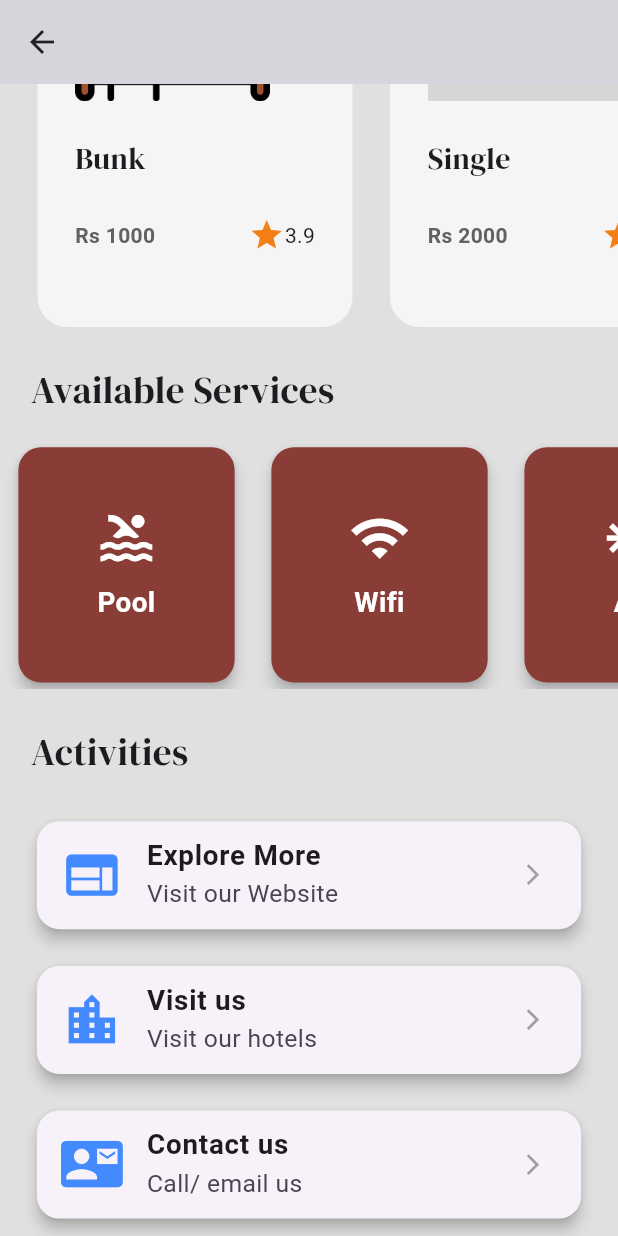
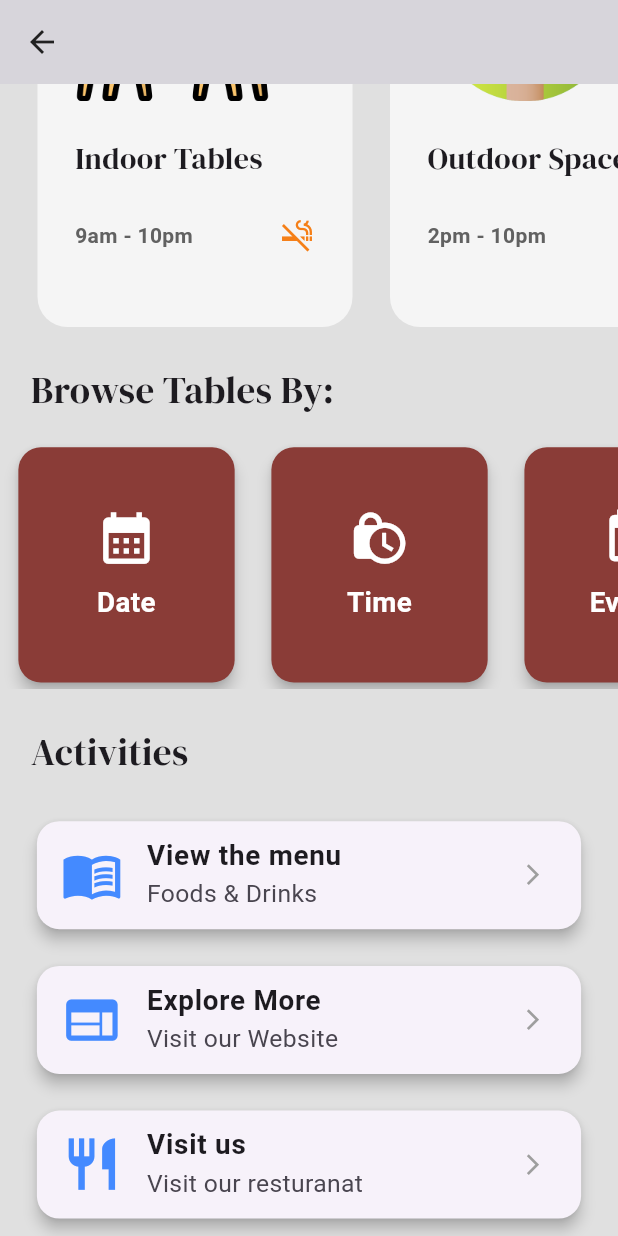
Before and after one commit to Mohit-Adhikari/Hotel-Management-, a Flutter app: the HotelDetailsPage screen opened directly with empty values, scrolled down 491 dp, on a phone screen of 412 x 824 dp. Run offline on Flutter 3.47's test engine with Material 3 defaults, Android fonts, the phone set to English and light mode, and no system bars; our stand-ins replace google_fonts; grey boxes are pictures that could not be loaded.

Commit message:
frontend v0.1

```diff
--- a/lib/components/roomtiles.dart
+++ b/lib/components/roomtiles.dart
@@ -41,7 +41,7 @@ class RoomTile extends StatelessWidget {
                       ),
                       Row(
                         children: [
-                          Icon(Icons.star, color: Colors.yellow[900]),
+                          Icon(Icons.smoke_free, color: Colors.yellow[900]),
                           Text(rooms.rating),
                         ],
                       )
--- a/lib/pages/hotel_details_page.dart
+++ b/lib/pages/hotel_details_page.dart
@@ -18,40 +18,40 @@ class HotelDetailsPage extends StatefulWidget {
 class _HotelDetailsPageState extends State<HotelDetailsPage> {
   List suites = [
     Rooms(
-        name: 'Bunk',
-        price: 'Rs 1000',
-        imagePath: 'lib/images/bunk-bed.png',
-        rating: '3.9'),
+        name: 'Indoor Tables',
+        price: '9am - 10pm',
+        imagePath: 'lib/images/dining-table.png',
+        rating: ''),
     Rooms(
-        name: 'Single',
-        price: 'Rs 2000',
-        imagePath: 'lib/images/bedroom.png',
-        rating: '4.1'),
+        name: 'Outdoor Space',
+        price: '2pm - 10pm',
+        imagePath: 'lib/images/wine.png',
+        rating: ''),
     Rooms(
-        name: 'Balcony',
-        price: 'Rs 3000',
-        imagePath: 'lib/images/balcony.png',
-        rating: '3.9'),
+        name: 'Buffet',
+        price: '7am- 2pm',
+        imagePath: 'lib/images/buffet.png',
+        rating: ''),
   ];
 
   List service = [
-    Services(icon: Icon(Icons.pool), name: 'Pool'),
-    Services(icon: Icon(Icons.wifi), name: 'Wifi'),
-    Services(icon: Icon(Icons.ac_unit), name: 'AC'),
+    Services(icon: Icon(Icons.calendar_month), name: 'Date'),
+    Services(icon: Icon(Icons.lock_clock), name: 'Time'),
+    Services(icon: Icon(Icons.event), name: 'Events'),
   ];
   List activities = [
+    Activities(
+        name: 'View the menu',
+        description: 'Foods & Drinks',
+        icon: Icon(Icons.menu_book)),
     Activities(
         name: 'Explore More',
         description: 'Visit our Website',
         icon: Icon(Icons.web)),
     Activities(
         name: 'Visit us',
-        description: 'Visit our hotels',
-        icon: Icon(Icons.location_city)),
-    Activities(
-        name: 'Contact us',
-        description: 'Call/ email us',
-        icon: Icon(Icons.contact_mail)),
+        description: 'Visit our resturanat',
+        icon: Icon(Icons.restaurant)),
   ];
 
   @override
@@ -118,7 +118,7 @@ class _HotelDetailsPageState extends State<HotelDetailsPage> {
             Padding(
               padding: EdgeInsets.symmetric(horizontal: screenWidth * 0.05),
               child: Text(
-                'Available Suites',
+                'Available Spaces',
                 style: GoogleFonts.dmSerifDisplay(
                   fontSize: screenWidth * 0.06,
                 ),
@@ -139,7 +139,7 @@ class _HotelDetailsPageState extends State<HotelDetailsPage> {
             Padding(
               padding: EdgeInsets.symmetric(horizontal: screenWidth * 0.05),
               child: Text(
-                'Available Services',
+                'Browse Tables By:',
                 style: GoogleFonts.dmSerifDisplay(
                   fontSize: screenWidth * 0.06,
                 ),
--- a/lib/pages/menu_page.dart
+++ b/lib/pages/menu_page.dart
@@ -55,7 +55,7 @@ class _MenuPageState extends State<MenuPage> {
         backgroundColor: Colors.transparent,
         elevation: 0,
         leading: Icon(Icons.menu, color: Colors.grey[900]),
-        title: Text('Stays', style: TextStyle(color: Colors.grey[900])),
+        title: Text('Dine', style: TextStyle(color: Colors.grey[900])),
       ),
       body: SingleChildScrollView(
         child: Padding(
```
Also changed, not shown: lib/images/buffet.png (added), lib/images/dining-table.png (added), lib/images/wine.png (added).
